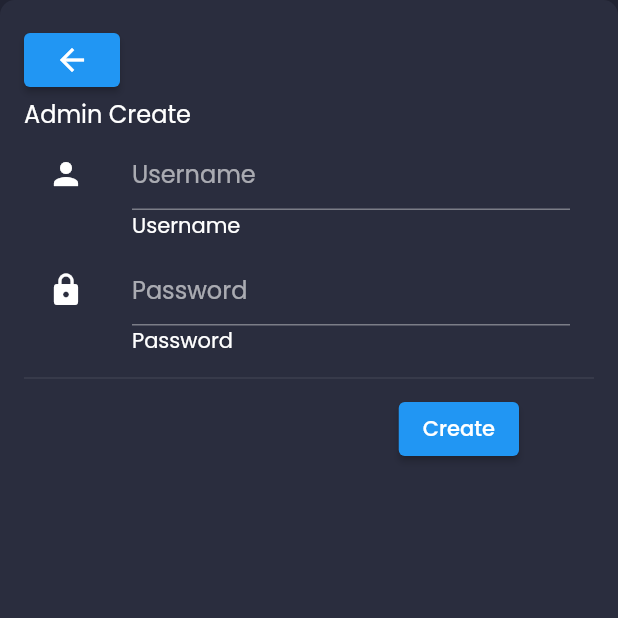
After one commit to git-denial/ecommerce-dashboard, a Flutter app: the AdminCreatesScreen screen opened by its route, on a phone screen of 412 x 824 dp, the top half of it. The commit adds this screen. Run offline on Flutter 3.47's test engine with Material 2 defaults, Android fonts, the phone set to English and light mode, and no system bars; our stand-ins replace data_table_2, fl_chart, flutter_svg, google_fonts, rflutter_alert, url_strategy; missing offline and left inert: dart:html, dart:js; network calls fail; project files that could hold a hidden picture were left out.

Commit message:
- Create admin - Create product - Filter availale unavailale product

```diff
--- a/lib/error.dart
+++ b/lib/error.dart
@@ -11,6 +11,7 @@ var ErrorUtil = {
   'DUPLICATE_USERNAME': {'title':"Duplicate username", 'content':"Please choose another username"},
   'DUPLICATE_EMAIL': {'title':"Duplicate email", 'content':"Please choose another email"},
   'INVALID_EMAIL': {'title':"Invalid email format", 'content':"Please use the right email format"},
+  'MISSING_INFO': {'title':"Missing required data", 'content':"Please fill all the required field"},
 
   'DEFAULT':{'title':"Unknown", 'content':"Unknown"}
 
--- a/lib/models/Admin.dart
+++ b/lib/models/Admin.dart
@@ -77,6 +77,22 @@ static Future<void> update(id,body) async {
   }
 }
 
+static Future<void> create(username,password) async {
+  try {
+     Map<String, dynamic> body = {
+       'username':username,
+       'password':password
+     };
+
+    print(body);
+    var x = await apiRequest("v1/admin/register", "POST",body:body);
+    return x;
+  } catch (e) {
+    print(e);
+    throw e;
+  }
+}
+
 static Future<bool> login(username,password,remeberme) async {
   try {
     var body = {"username":username, "password":password};
--- a/lib/routes.dart
+++ b/lib/routes.dart
@@ -2,6 +2,7 @@ import 'dart:js';
 
 import 'package:admin/screens/admin/Admin%20Details/admindetailscreen.dart';
 import 'package:admin/screens/admin/Admin%20List/adminList.dart';
+import 'package:admin/screens/admin/AdminCreate/admincreatescreen.dart';
 import 'package:admin/screens/login/login.dart';
 import 'package:admin/screens/main/main_screen.dart';
 import 'package:admin/screens/order/Order%20Details/orderLineDetails.dart';
@@ -9,6 +10,7 @@ import 'package:admin/screens/order/orderList/orderList.dart';
 import 'package:admin/screens/product/Product%20Details/productdetailscreen.dart';
 import 'package:admin/screens/product/Product%20List/productList.dart';
 import 'package:admin/screens/product/Product%20Details/productDetails.dart';
+import 'package:admin/screens/product/ProductCreate/productcreatescreen.dart';
 import 'package:admin/screens/user/User%20Details/userdetailscreen.dart';
 import 'package:flutter/material.dart';
 import './screens/dashboard/dashboard_screen.dart';
@@ -21,8 +23,10 @@ class pageRoutes{
   static const String userDetails =   '/' + UserDetailsScreen.routeName;
   static const String adminList =   '/' + AdminListScreen.routeName;
   static const String adminDetails =  '/' + AdminDetailsScreen.routeName;
+  static const String adminCreate =  '/' + AdminCreatesScreen.routeName;
   static const String productList =   '/' + ProductListScreen.routeName;
   static const String productDetails =  '/' + ProductDetailsScreen.routeName;
+  static const String productCreate =  '/' + ProductCreateScreen.routeName;
   static const String orderList =   '/' + OrderListScreen.routeName;
   static const String orderDetails =  '/' + OrderDetailsScreen.routeName;
   static const String orderLineDetails =  '/' + OrderLinesDetails.routeName;
@@ -42,6 +46,8 @@ class pageRoutes{
         orderList:(context)=> OrderListScreen(),
         orderDetails:(context)=> OrderDetailsScreen(),
         orderLineDetails:(context)=> OrderLinesDetails(),
+        adminCreate:(context)=> AdminCreatesScreen(),
+        productCreate:(context)=>ProductCreateScreen()
         //dashboard:(context)=> MainScreen(),
       };
 
--- /dev/null
+++ b/lib/screens/admin/AdminCreate/adminCreate.dart
@@ -0,0 +1,121 @@
+import 'dart:convert';
+
+import 'package:admin/models/Admin.dart';
+import 'package:admin/routes.dart';
+import 'package:admin/screens/admin/Admin%20List/adminList.dart';
+import 'package:flutter/material.dart';
+import '../../../dialogAlert.dart';
+import '../../../constants.dart';
+import '../../../error.dart';
+import '../../../side_menu.dart';
+
+class AdminCreate extends StatefulWidget {
+  const AdminCreate({
+    Key? key,
+  }) : super(key: key);
+
+  @override
+  _AdminCreateState createState() => _AdminCreateState();
+}
+
+class _AdminCreateState extends State<AdminCreate> {
+  String password = "";
+  String username = "";
+  @override
+  Widget build(BuildContext context) {
+    return Scaffold(
+      body: Container(
+        padding: EdgeInsets.all(defaultPadding),
+        decoration: BoxDecoration(
+          color: secondaryColor,
+          borderRadius: const BorderRadius.all(Radius.circular(10)),
+        ),
+        child: Column(
+          crossAxisAlignment: CrossAxisAlignment.start,
+          children: [
+            ElevatedButton(
+                child: const Icon(Icons.arrow_back),
+                onPressed: () {
+                  Navigator.popAndPushNamed(context, pageRoutes.adminList);
+                }),
+            Text(
+              "Admin Create",
+              style: Theme.of(context).textTheme.subtitle1,
+            ),
+            SizedBox(
+              width: double.infinity,
+              child: Column(
+                children: <Widget>[
+                  new ListTile(
+                    leading: const Icon(Icons.person),
+                    subtitle: const Text("Username",
+                        style: TextStyle(
+                          color: Colors.white,
+                        )),
+                    title: new TextField(
+                      onChanged: (v) {
+                        username = v;
+                      },
+                      controller: TextEditingController(
+                          text: username),
+                      decoration: new InputDecoration(
+                        hintText: "Username",
+                      ),
+                    ),
+                  ),
+                  new ListTile(
+                    leading: const Icon(Icons.lock),
+                    subtitle: const Text("Password",
+                        style: TextStyle(
+                          color: Colors.white,
+                        )),
+                    title: new TextField(
+                      obscureText: true,
+                      enableSuggestions: false,
+                      autocorrect: false,
+                      onChanged: (v) {
+                        password = v;
+                      },
+                      controller: TextEditingController(text: password),
+                      decoration: new InputDecoration(
+                        hintText: "Password",
+                      ),
+                    ),
+                  ),
+                  const Divider(
+                    height: 20.0,
+                  ),
+                  Row(
+                    mainAxisAlignment: MainAxisAlignment.end,
+                    children: [
+                      ElevatedButton(
+                          child: const Text("Create"),
+                          onPressed: () async {
+                            try {
+                              var res = await Admin.create(username,password);
+
+                              String title = "Success";
+                              String content = "Admin created successfully";
+
+                              showDialogAlert(context, title, content);
+                            } catch (e) {
+                              var err = HTTPErrorType.fromJson(
+                                  json.decode(e.toString()));
+                              var errObject = err.generateAlertitleContent();
+                              String title = errObject['title']!;
+                              String content = errObject['content']!;
+                              showDialogAlert(context, title, content);
+                            }
+                          }),
+                      SizedBox(width: 50),
+                    ],
+                  ),
+                ],
+              ),
+            ),
+          ],
+        ),
+      ),
+    );
+  }
+}
--- /dev/null
+++ b/lib/screens/admin/AdminCreate/admincreatescreen.dart
@@ -0,0 +1,31 @@
+import 'package:admin/responsive.dart';
+import 'package:admin/screens/admin/AdminCreate/adminCreate.dart';
+import 'package:flutter/material.dart';
+import '../../../side_menu.dart';
+
+class AdminCreatesScreen extends StatelessWidget {
+  final int? id;
+  AdminCreatesScreen({this.id});
+  static const String routeName = 'AdminCreate';
+  @override
+  Widget build(BuildContext context) {
+
+    return Scaffold(
+      body: SafeArea(
+        child: Row(
+          crossAxisAlignment: CrossAxisAlignment.start,
+          children: [
+            if (Responsive.isDesktop(context))
+              Expanded(
+                child: SideMenu(),
+              ),
+            Expanded(
+              flex: 5,
+              child: AdminCreate(),
+            ),
+          ],
+        ),
+      ),
+    );
+  }
+}
```
Also changed, not shown: lib/models/Product.dart (+13 -1 lines), lib/screens/admin/Admin List/components/adminRowList.dart (+10 -1 lines), lib/screens/product/Product Details/productDetails.dart (+11 -0 lines), lib/screens/product/Product List/components/productRowList.dart (+80 -64 lines), lib/screens/product/ProductCreate/productCreate.dart (added, +175 -0 lines), lib/screens/product/ProductCreate/productcreatescreen.dart (added, +31 -0 lines).
